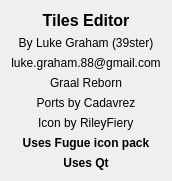
Before: the Qt Designer form AboutDialog.ui in lukegrahamSydney/TilesEditor, drawn with Qt 5.
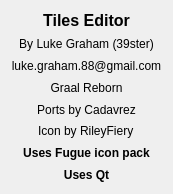
After: the same form once the commit is applied.

What changed in the file:
```diff
--- a/AboutDialog.ui
+++ b/AboutDialog.ui
@@ -6,8 +6,8 @@
    <rect>
     <x>0</x>
     <y>0</y>
-    <width>167</width>
-    <height>172</height>
+    <width>173</width>
+    <height>194</height>
    </rect>
   </property>
   <property name="sizePolicy">
```
